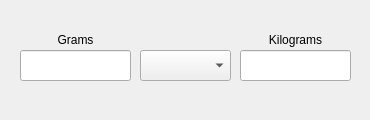
Above: Units/weight.ui from ITAAcademy/ITAInformator before the change. Below: the same form after it.
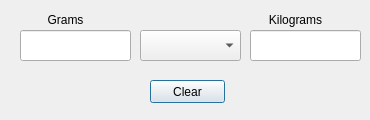
That is the form after the change.

Commit message: -fix bug with Temperature conversion in other leng. Add clearButton

```diff
--- a/Units/weight.ui
+++ b/Units/weight.ui
@@ -16,8 +16,8 @@
   <widget class="QLineEdit" name="lineEdit_W_right">
    <property name="geometry">
     <rect>
-     <x>240</x>
-     <y>50</y>
+     <x>250</x>
+     <y>30</y>
      <width>111</width>
      <height>31</height>
     </rect>
@@ -27,7 +27,7 @@
    <property name="geometry">
     <rect>
      <x>20</x>
-     <y>50</y>
+     <y>30</y>
      <width>111</width>
      <height>31</height>
     </rect>
@@ -37,8 +37,8 @@
    <property name="geometry">
     <rect>
      <x>140</x>
-     <y>50</y>
-     <width>91</width>
+     <y>30</y>
+     <width>101</width>
      <height>31</height>
     </rect>
    </property>
@@ -46,8 +46,8 @@
   <widget class="QLabel" name="label_Left">
    <property name="geometry">
     <rect>
-     <x>20</x>
-     <y>30</y>
+     <x>10</x>
+     <y>10</y>
      <width>111</width>
      <height>20</height>
     </rect>
@@ -63,7 +63,7 @@
    <property name="geometry">
     <rect>
      <x>240</x>
-     <y>30</y>
+     <y>10</y>
      <width>111</width>
      <height>20</height>
     </rect>
@@ -75,6 +75,19 @@
     <set>Qt::AlignCenter</set>
    </property>
   </widget>
+  <widget class="QPushButton" name="pushButton_ClearWeight">
+   <property name="geometry">
+    <rect>
+     <x>150</x>
+     <y>80</y>
+     <width>75</width>
+     <height>23</height>
+    </rect>
+   </property>
+   <property name="text">
+    <string>Clear</string>
+   </property>
+  </widget>
  </widget>
  <resources/>
  <connections/>
```
The commit also changes 11 other files.
